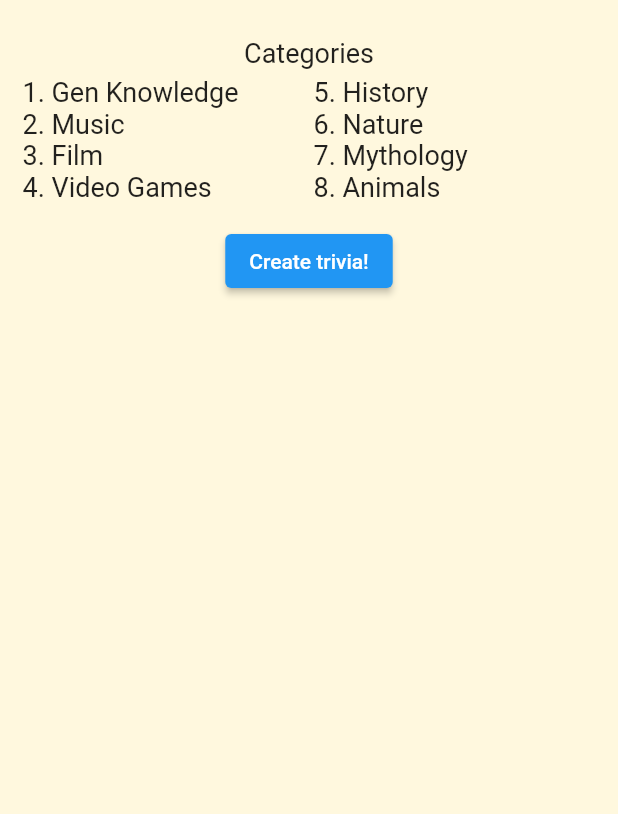
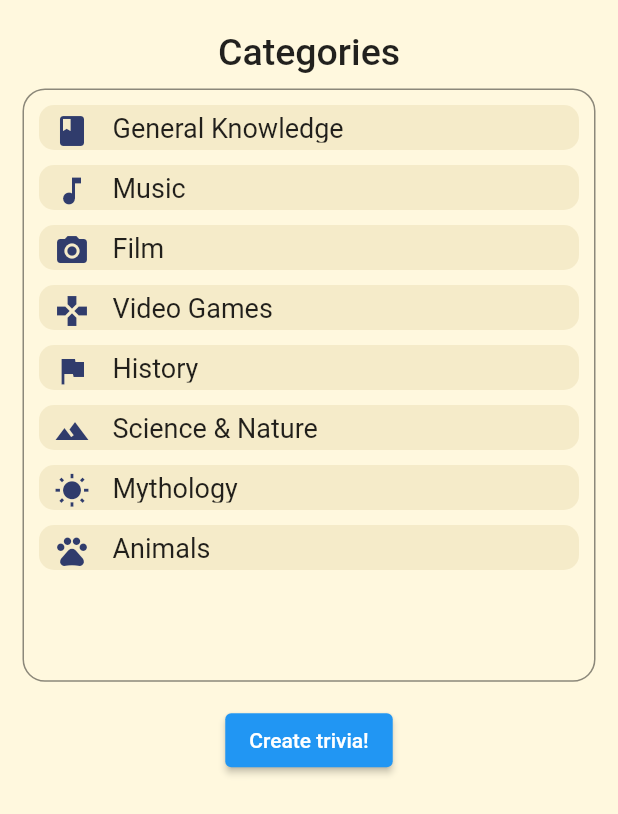
Before and after one commit to lemon-ghost/trivia, a Flutter app: the Home screen opened directly, on a phone screen of 412 x 824 dp. Shown: the top 814 px of the screen. Run offline on Flutter 3.47's test engine with Material 2 defaults, Android fonts, the phone set to English and light mode, and no system bars; our stand-ins replace flutter_spinkit, google_fonts, html_unescape, salomon_bottom_bar.

Commit message:
backmodal and formatting

```diff
--- a/lib/pages/Dashboard.dart
+++ b/lib/pages/Dashboard.dart
@@ -64,6 +64,7 @@ class _DashboardState extends State<Dashboard> {
         bottom: _selectedTab == _SelectedTab.home? PreferredSize(
           preferredSize: Size.fromHeight(80),
           child: Container(
+            color: Constants.scaffdarker,
             padding: EdgeInsets.all(16),
             alignment: Alignment.centerLeft,
             child: Column(
@@ -73,14 +74,14 @@ class _DashboardState extends State<Dashboard> {
                   "Hello",
                   style: TextStyle(
                     fontSize: 16,
-                    color: Colors.white),
+                    color: Colors.black54),
                   ),
                 Text(
                   user['fname'] + " " + user['lname'],
                   style: TextStyle(
                     fontSize: 24,
                     fontWeight: FontWeight.bold,
-                    color: Colors.white,
+                    color: Constants.primaryColor,
                   ),
                 )
               ],
--- a/lib/pages/Home.dart
+++ b/lib/pages/Home.dart
@@ -25,9 +25,14 @@ class _HomeState extends State<Home> {
             child: Column(
               crossAxisAlignment: CrossAxisAlignment.center,
               children: <Widget>[
-                SizedBox(height: 10),
-                Text("Categories"),
-                SizedBox(height: 5),
+                SizedBox(height: 5.0),
+                Text("Categories",
+                  style: TextStyle(
+                    fontWeight: FontWeight.w500,
+                    fontSize: 25.0
+                  )),
+                SizedBox(height: 10.0),
+                /*
                 Row(
                   children: <Widget>[
                     Column(
@@ -51,6 +56,29 @@ class _HomeState extends State<Home> {
                     ),
                   ]
                 ),
+                */
+                Container(
+                    padding: EdgeInsets.only(top: 5.0),
+                    decoration: BoxDecoration(
+                        borderRadius: BorderRadius.circular(15.0),
+                        border: Border.all(
+                          color: Colors.black45,
+                          width: 1,
+                        )),
+                    height: MediaQuery.of(context).size.height * 0.48,
+                    child: ListView(
+                      children: [
+                        results(Icons.book,"General Knowledge"),
+                        results(Icons.music_note,"Music"),
+                        results(Icons.camera_alt,"Film") ,
+                        results(Icons.games,"Video Games"),
+                        results(Icons.flag,"History"),
+                        results(Icons.terrain,"Science & Nature"),
+                        results(Icons.wb_sunny,"Mythology"),
+                        results(Icons.pets,"Animals"),
+                      ],
+                    ),
+                  ),
                 SizedBox(height: 15),
                 ElevatedButton(
                   onPressed: () {
@@ -69,4 +97,39 @@ class _HomeState extends State<Home> {
       )
     );
   }
+
+  Widget results(icon, name){
+    return Container(
+      decoration: BoxDecoration(
+          borderRadius: BorderRadius.circular(10.0),
+          color: Constants.scaffdarker,
+      ),
+      height: 30.0,
+      padding: EdgeInsets.all(5.0),
+      margin: EdgeInsets.symmetric(horizontal: 10.0, vertical: 5.0),
+      child: Row(
+        crossAxisAlignment: CrossAxisAlignment.stretch,
+        mainAxisAlignment: MainAxisAlignment.spaceBetween,
+        children: [
+          //number rank
+          Row(
+            mainAxisAlignment: MainAxisAlignment.start,
+            children: [
+              //person
+              Container(
+                padding: EdgeInsets.only(left: 5.0, right: 10.0),
+                child: Row(
+                  children: [
+                    Icon(icon, color: Constants.primaryColor,),
+                    SizedBox(width: 15),
+                    Text(name)
+                  ],
+                ),
+              ),
+            ],
+          ),
+        ],
+      ),
+    );
+  }
 }
--- a/lib/utils/Constants.dart
+++ b/lib/utils/Constants.dart
@@ -2,6 +2,7 @@ import 'package:flutter/material.dart';
 
 class Constants {
   static final Color primaryColor = Color.fromRGBO(48, 60, 108, 1);
+  static final Color darkprimary = Color.fromRGBO(28, 40, 128, 1);
   static final Color scaffdarker = Color.fromRGBO(245, 235, 201, 1);
   static final Color primaryDarker = Color.fromRGBO(244, 151, 108, 1);
   static final Color accentColor = Color.fromRGBO(210, 253, 255, 1);
--- a/lib/utils/DummyData.dart
+++ b/lib/utils/DummyData.dart
@@ -5,7 +5,7 @@ class DummyData {
   Map defaultUser(){
     Map user = {
     "email": "lukevs@gmail.com",
-    "password": "miri<3pin@a",
+    "password": "password",
     "fname": "Luke",
     "lname": "Villabado",
     "pic": "assets/images/031-meerkat.png",
--- a/lib/widgets/Loading.dart
+++ b/lib/widgets/Loading.dart
@@ -1,13 +1,14 @@
 import 'package:flutter/material.dart';
 import 'package:flutter_spinkit/flutter_spinkit.dart';
+import 'package:trivia/utils/Constants.dart';
 
 class Loading extends StatelessWidget {
   @override
   Widget build(BuildContext context) {
     return Container(
-      color: Color.fromRGBO(251, 232, 166, 1),
+      color: Constants.scaffdarker,
       child: Center(
-        child: SpinKitRing(size: 50, color: Color.fromRGBO(48, 60, 108, 1)),
+        child: SpinKitRing(size: 50, color: Constants.primaryColor),
       ),
     );
   }
```
Also changed, not shown: lib/pages/CreateTrivia.dart (+13 -1 lines), lib/pages/questionsDisplay.dart (+27 -14 lines), lib/widgets/BackModal.dart (added, +110 -0 lines).
